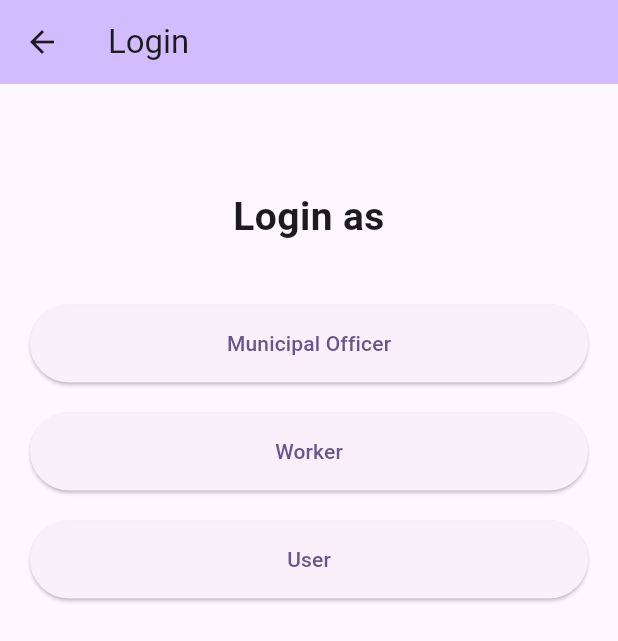
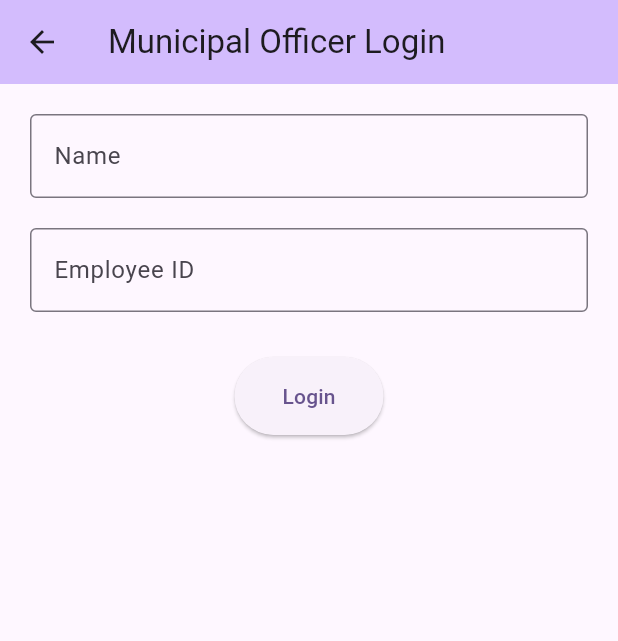
Before and after one commit to PoojithaMS-23/Smart_waste_segrregation, a Flutter app: the LoginScreen screen opened directly, after a tap on "Municipal Officer", on a phone screen of 412 x 824 dp. Shown: the top 641 px of the screen. Run offline on Flutter 3.47's test engine with Material 3 defaults, Android fonts, the light colour scheme and no system bars; our stand-ins replace sqflite; accounts and stored records are empty.

Commit message:
register of worker and their login part is done and also login of officer

```diff
--- /dev/null
+++ b/classifer/lib/db/database_helper.dart
@@ -0,0 +1,57 @@
+import 'package:path/path.dart';
+import 'package:sqflite/sqflite.dart';
+import '../models/officer.dart';
+
+class DatabaseHelper {
+  static final DatabaseHelper instance = DatabaseHelper._init();
+  static Database? _database;
+
+  DatabaseHelper._init();
+
+  Future<Database> get database async {
+    if (_database != null) return _database!;
+    _database = await _initDB('officers.db');
+    return _database!;
+  }
+
+  Future<Database> _initDB(String filePath) async {
+    final dbPath = await getDatabasesPath();
+    final path = join(dbPath, filePath);
+
+    return await openDatabase(
+      path,
+      version: 1,
+      onCreate: _createDB,
+    );
+  }
+
+  Future _createDB(Database db, int version) async {
+    await db.execute('''
+      CREATE TABLE officers (
+        id INTEGER PRIMARY KEY AUTOINCREMENT,
+        name TEXT NOT NULL,
+        empId TEXT NOT NULL
+      )
+    ''');
+
+    // Insert sample officers
+    await db.insert('officers', {'name': 'Ravi Kumar', 'empId': 'EMP001'});
+    await db.insert('officers', {'name': 'Meena Sharma', 'empId': 'EMP002'});
+    await db.insert('officers', {'name': 'Ajay Verma', 'empId': 'EMP003'});
+  }
+
+  Future<Officer?> getOfficer(String name, String empId) async {
+    final db = await instance.database;
+    final result = await db.query(
+      'officers',
+      where: 'name = ? AND empId = ?',
+      whereArgs: [name, empId],
+    );
+
+    if (result.isNotEmpty) {
+      return Officer.fromMap(result.first);
+    } else {
+      return null;
+    }
+  }
+}
--- a/classifer/lib/login.dart
+++ b/classifer/lib/login.dart
@@ -1,4 +1,6 @@
 import 'package:flutter/material.dart';
+import 'login_officer_page.dart';  // Adjust path if needed
+import 'worker_login.dart';       // Add this import for Worker login page
 
 class LoginScreen extends StatelessWidget {
   const LoginScreen({super.key});
@@ -24,26 +26,40 @@ class LoginScreen extends StatelessWidget {
             const SizedBox(height: 40),
             ElevatedButton(
               onPressed: () {
-                // TODO: Navigate to Municipal Officer login
+                // Navigate to Municipal Officer login
+                Navigator.push(
+                  context,
+                  MaterialPageRoute(builder: (context) => const LoginOfficerPage()),
+                );
               },
               child: const Text('Municipal Officer'),
-              style: ElevatedButton.styleFrom(padding: const EdgeInsets.symmetric(vertical: 16)),
+              style: ElevatedButton.styleFrom(
+                padding: const EdgeInsets.symmetric(vertical: 16),
+              ),
             ),
             const SizedBox(height: 20),
             ElevatedButton(
               onPressed: () {
-                // TODO: Navigate to Worker login
+                // Navigate to Worker login page
+                Navigator.push(
+                  context,
+                  MaterialPageRoute(builder: (context) => const WorkerLoginPage()),
+                );
               },
               child: const Text('Worker'),
-              style: ElevatedButton.styleFrom(padding: const EdgeInsets.symmetric(vertical: 16)),
+              style: ElevatedButton.styleFrom(
+                padding: const EdgeInsets.symmetric(vertical: 16),
+              ),
             ),
             const SizedBox(height: 20),
             ElevatedButton(
               onPressed: () {
-                // TODO: Navigate to User login
+                // Navigate to User login (TODO)
               },
               child: const Text('User'),
-              style: ElevatedButton.styleFrom(padding: const EdgeInsets.symmetric(vertical: 16)),
+              style: ElevatedButton.styleFrom(
+                padding: const EdgeInsets.symmetric(vertical: 16),
+              ),
             ),
           ],
         ),
--- /dev/null
+++ b/classifer/lib/login_officer_page.dart
@@ -0,0 +1,84 @@
+import 'package:flutter/material.dart';
+import '../db/database_helper.dart';
+import '../models/officer.dart';
+import 'office_tabs.dart';
+
+class LoginOfficerPage extends StatefulWidget {
+  const LoginOfficerPage({super.key});
+
+  @override
+  State<LoginOfficerPage> createState() => _LoginOfficerPageState();
+}
+
+class _LoginOfficerPageState extends State<LoginOfficerPage> {
+  final TextEditingController _nameController = TextEditingController();
+  final TextEditingController _empIdController = TextEditingController();
+
+  void _submit() async {
+  final name = _nameController.text.trim();
+  final empId = _empIdController.text.trim();
+
+  if (name.isEmpty || empId.isEmpty) {
+    ScaffoldMessenger.of(context).showSnackBar(
+      const SnackBar(content: Text('Please fill in all fields')),
+    );
+    return;
+  }
+
+  final officer = await DatabaseHelper.instance.getOfficer(name, empId);
+
+  if (officer != null) {
+    // Navigate to officer dashboard
+    Navigator.pushReplacement(
+      context,
+      MaterialPageRoute(builder: (context) => const OfficerTabsPage()),
+    );
+  } else {
+    ScaffoldMessenger.of(context).showSnackBar(
+      const SnackBar(content: Text('Invalid credentials')),
+    );
+  }
+}
+
+
+  @override
+  Widget build(BuildContext context) {
+    return Scaffold(
+      appBar: AppBar(
+        title: const Text('Municipal Officer Login'),
+        backgroundColor: Theme.of(context).colorScheme.inversePrimary,
+      ),
+      body: Padding(
+        padding: const EdgeInsets.all(20.0),
+        child: Column(
+          children: [
+            TextField(
+              controller: _nameController,
+              decoration: const InputDecoration(
+                labelText: 'Name',
+                border: OutlineInputBorder(),
+              ),
+            ),
+            const SizedBox(height: 20),
+            TextField(
+              controller: _empIdController,
+              decoration: const InputDecoration(
+                labelText: 'Employee ID',
+                border: OutlineInputBorder(),
+              ),
+              keyboardType: TextInputType.text,
+            ),
+            const SizedBox(height: 30),
+            ElevatedButton(
+              onPressed: _submit,
+              child: const Text('Login'),
+              style: ElevatedButton.styleFrom(
+                padding: const EdgeInsets.symmetric(vertical: 16, horizontal: 32),
+              ),
+            ),
+          ],
+        ),
+      ),
+    );
+  }
+}
--- /dev/null
+++ b/classifer/lib/models/officer.dart
@@ -0,0 +1,25 @@
+class Officer {
+  final int id;
+  final String name;
+  final String empId;
+
+  Officer({required this.id, required this.name, required this.empId});
+
+  // Convert a map from the DB into Officer
+  factory Officer.fromMap(Map<String, dynamic> map) {
+    return Officer(
+      id: map['id'],
+      name: map['name'],
+      empId: map['empId'],
+    );
+  }
+
+  // Convert Officer into a map to insert into DB
+  Map<String, dynamic> toMap() {
+    return {
+      'id': id,
+      'name': name,
+      'empId': empId,
+    };
+  }
+}
--- a/classifer/pubspec.yaml
+++ b/classifer/pubspec.yaml
@@ -34,6 +34,9 @@ dependencies:
   # The following adds the Cupertino Icons font to your application.
   # Use with the CupertinoIcons class for iOS style icons.
   cupertino_icons: ^1.0.8
+  sqflite: ^2.3.2
+  path_provider: ^2.1.2
+  path: ^1.9.0
 
 dev_dependencies:
   flutter_test:
```
Also changed, not shown: classifer/lib/add_worker.dart (added, +122 -0 lines), classifer/lib/db/worker_database.dart (added, +58 -0 lines), classifer/lib/models/worker.dart (added, +37 -0 lines), classifer/lib/office_tabs.dart (added, +29 -0 lines), classifer/lib/worker_dashboard.dart (added, +24 -0 lines), classifer/lib/worker_login.dart (added, +79 -0 lines), classifer/pubspec.lock, 2 other files.
